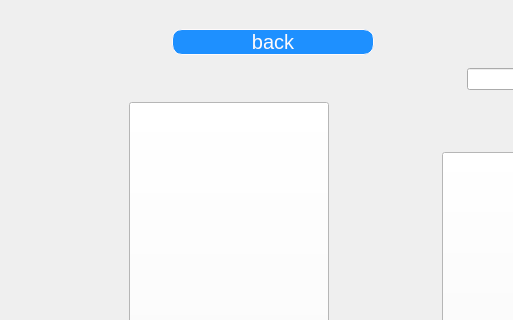
Before: the Qt Designer form ui/ui/mainwindow.ui in NadjibBelaribi/time-bomb-game, drawn with Qt 5; both pictures show x 0 to 513 and y 0 to 320 of the 1095 by 614 pixel window.
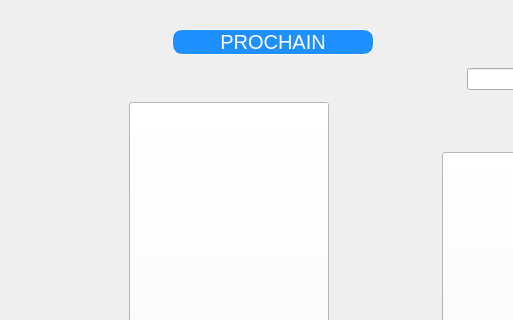
After: the same form once the commit is applied. The open tabs and pages were chosen to show the change. Icons and pictures are not drawn.

```diff
--- a/ui/ui/mainwindow.ui
+++ b/ui/ui/mainwindow.ui
@@ -517,7 +517,7 @@
 }</string>
               </property>
               <property name="text">
-               <string>back</string>
+               <string>PROCHAIN</string>
               </property>
              </widget>
             </item>
```
Left out of the diff: 50 changed lines with no effect on the pictures.
